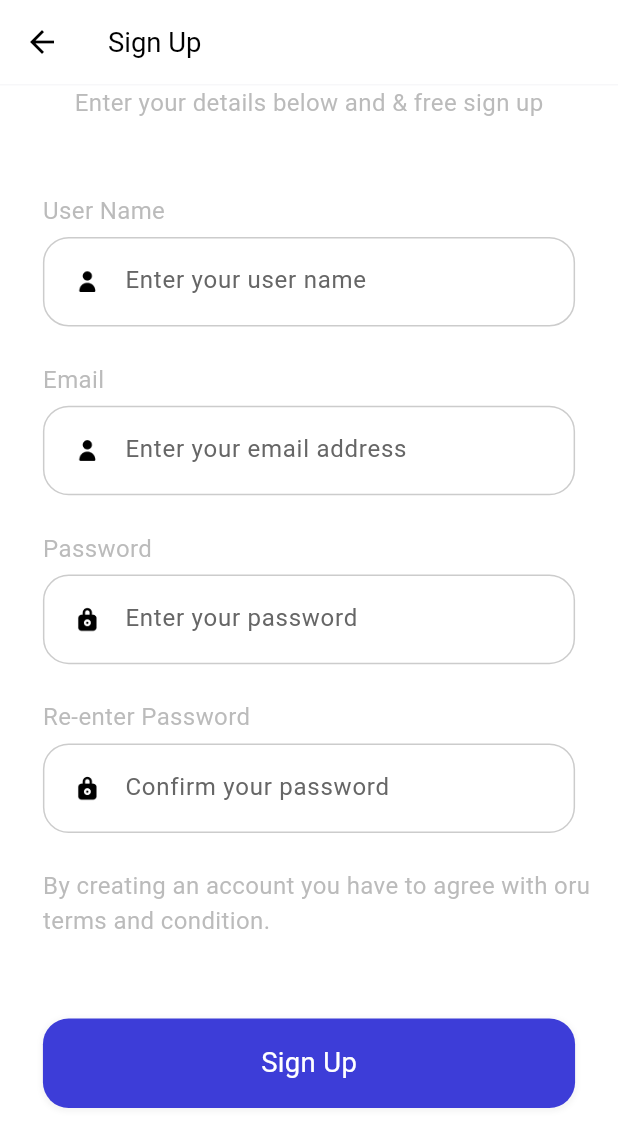
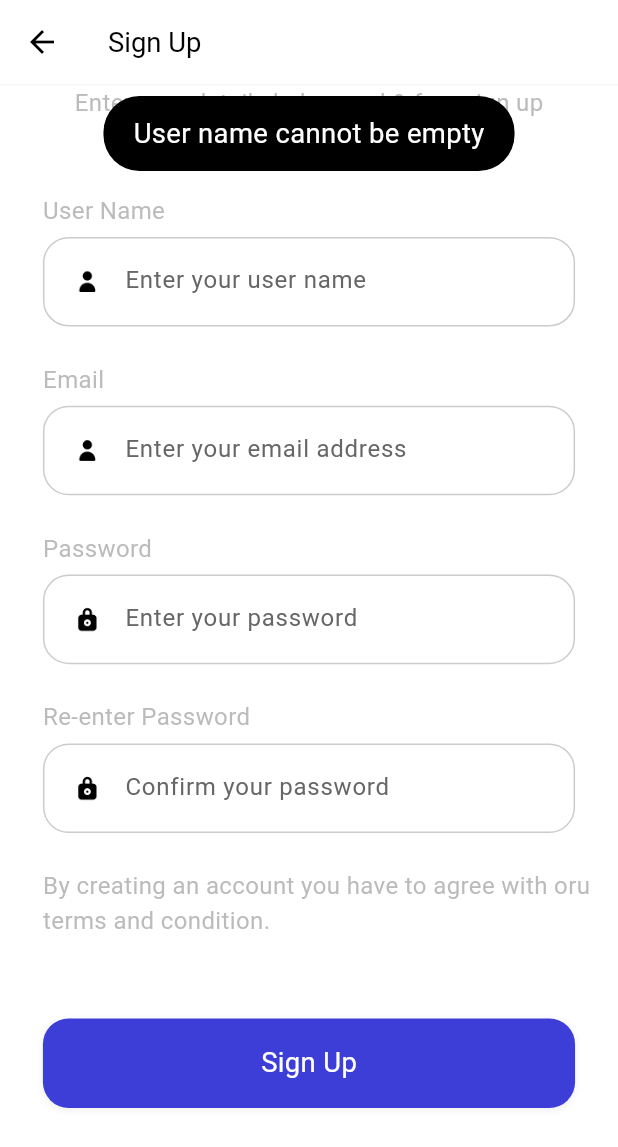
Before and after one commit to SanjayCodes04/Course_app, a Flutter app: the Register screen opened by its route, after a tap on "Sign Up", on a phone screen of 412 x 824 dp. Shown: the top 1147 px of the screen. Run offline on Flutter 3.47's test engine with Material 3 defaults, Android fonts, the phone set to English and light mode, and no system bars; our stand-ins replace cloud_firestore, dots_indicator, firebase_auth, firebase_core, flutter_bloc, flutter_screenutil and 2 more; missing offline and left inert: dart:ffi; accounts and stored records are empty; Roboto replaces fonts that are missing (Avenir).

Commit message:
finished register page

```diff
--- a/lib/pages/register/register.dart
+++ b/lib/pages/register/register.dart
@@ -1,5 +1,10 @@
 import 'package:courseapp/pages/common_widgets.dart';
+import 'package:courseapp/pages/register/bloc/register_bloc.dart';
+import 'package:courseapp/pages/register/bloc/register_event.dart';
+import 'package:courseapp/pages/register/bloc/register_state.dart';
+import 'package:courseapp/pages/register/register_controller.dart';
 import 'package:flutter/material.dart';
+import 'package:flutter_bloc/flutter_bloc.dart';
 import 'package:flutter_screenutil/flutter_screenutil.dart';
 
 class Register extends StatefulWidget {
@@ -12,6 +17,8 @@ class Register extends StatefulWidget {
 class _RegisterState extends State<Register> {
   @override
   Widget build(BuildContext context) {
+    return BlocBuilder<RegisterBlocs, RegisterStates>(
+        builder: (context, state) {
       return Container(
         color: Colors.white,
         child: SafeArea(
@@ -34,22 +41,30 @@ class _RegisterState extends State<Register> {
                         reusableText("User Name"),
                         buildTextField("Enter your user name", "name", "user",
                             (value) {
-                        //context.read<SignInBlocs>().add(EmailEvent(value));
+                          context
+                              .read<RegisterBlocs>()
+                              .add(UserNameEvent(value));
                         }),
                         reusableText("Email"),
                         buildTextField(
-                          "Enter your email address", "email", "user", (value) {
-                        //context.read<SignInBlocs>().add(EmailEvent(value));
+                            "Enter your email address", "email", "user",
+                            (value) {
+                          context.read<RegisterBlocs>().add(EmailEvent(value));
                         }),
                         reusableText("Password"),
-                      buildTextField("Enter your password", "password", "lock",
-                          (value) {
-                        //context.read<SignInBlocs>().add(PasswordEvent(value));
+                        buildTextField(
+                            "Enter your password", "password", "lock", (value) {
+                          context
+                              .read<RegisterBlocs>()
+                              .add(PasswordEvent(value));
                         }),
                         reusableText("Re-enter Password"),
                         buildTextField(
-                          "Confirm your password", "password", "lock", (value) {
-                        //context.read<SignInBlocs>().add(PasswordEvent(value));
+                            "Confirm your password", "password", "lock",
+                            (value) {
+                          context
+                              .read<RegisterBlocs>()
+                              .add(RePasswordEvent(value));
                         }),
                       ],
                     ),
@@ -60,7 +75,8 @@ class _RegisterState extends State<Register> {
                         "By creating an account you have to agree with oru terms and condition."),
                   ),
                   buildLoginAndRegButton("Sign Up", "login", () {
-                  Navigator.of(context).pushNamed("register");
+                    // Navigator.of(context).pushNamed("register");
+                    RegisterController(context: context).handleEmailRegister();
                   }),
                 ],
               ),
@@ -68,5 +84,6 @@ class _RegisterState extends State<Register> {
           ),
         ),
       );
+    });
   }
 }
--- a/lib/pages/register/register_controller.dart
+++ b/lib/pages/register/register_controller.dart
@@ -0,0 +1,62 @@
+import 'dart:ffi';
+
+import 'package:courseapp/common/widgets/flutter_toast.dart';
+import 'package:courseapp/pages/register/bloc/register_bloc.dart';
+import 'package:firebase_auth/firebase_auth.dart';
+import 'package:flutter/material.dart';
+import 'package:flutter_bloc/flutter_bloc.dart';
+
+class RegisterController {
+  final BuildContext context;
+  const RegisterController({required this.context});
+
+  Future<void> handleEmailRegister() async {
+    final state = context.read<RegisterBlocs>().state;
+    String userName = state.userName;
+    String email = state.email;
+    String password = state.password;
+    String rePassword = state.rePassword;
+
+    if (userName.isEmpty) {
+      toastInfo(msg: "User name cannot be empty");
+      return;
+    }
+    if (email.isEmpty) {
+      toastInfo(msg: "Email name cannot be empty");
+      return;
+    }
+    if (password.isEmpty) {
+      toastInfo(msg: "Password cannot be empty");
+      return;
+    }
+    if (rePassword.isEmpty) {
+      toastInfo(msg: "Your password confirmation is wrong!");
+      return;
+    }
+
+    try {
+      final credentials = await FirebaseAuth.instance
+          .createUserWithEmailAndPassword(email: email, password: password);
+      if (credentials.user != null) {
+        await credentials.user?.sendEmailVerification();
+        await credentials.user?.updateDisplayName(userName);
+
+        toastInfo(
+            msg:
+                "An email has been sent to your register email. To activate it, please checkin your email box and click on the link");
+
+        /// go to earlier page
+        // ignore: use_build_context_synchronously
+        Navigator.of(context).pop();
+      }
+    } on FirebaseAuthException catch (e) {
+      if (e.code == 'weak-password') {
+        toastInfo(msg: "The password provided is too weak");
+      } else if (e.code == 'email-already-in-use') {
+        toastInfo(msg: "The email is already in use");
+      } else if (e.code == 'invalid-email') {
+        toastInfo(msg: "Your email is invalid");
+      }
+    }
+  }
+}
```
Lines whose indentation alone changed are shown as unchanged.
